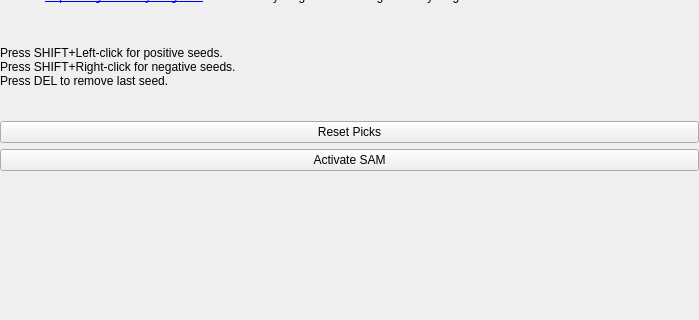
Old version of the form Modules/SegmentationUI/Qmitk/QmitkSegmentAnythingGUIControls.ui in the repository MITK/MITK; both pictures show x 0 to 699 and y 85 to 405 of the 699 by 490 pixel window.
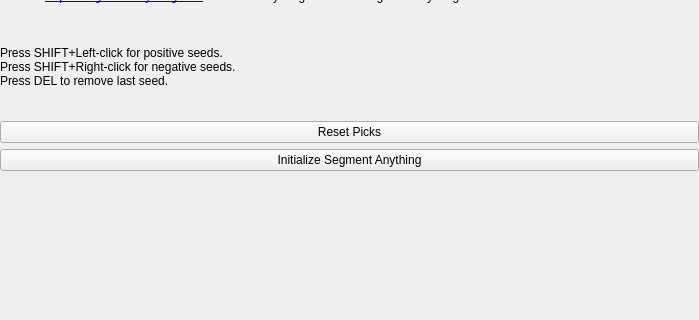
New version of the form.

Commit message: SAMtool: Rename "Activate" to "Initialize"

```diff
--- a/Modules/SegmentationUI/Qmitk/QmitkSegmentAnythingGUIControls.ui
+++ b/Modules/SegmentationUI/Qmitk/QmitkSegmentAnythingGUIControls.ui
@@ -118,7 +118,7 @@
       </size>
      </property>
      <property name="text">
-      <string>Activate SAM</string>
+      <string>Initialize Segment Anything</string>
      </property>
     </widget>
    </item>
```
The commit also changes 1 other file.
